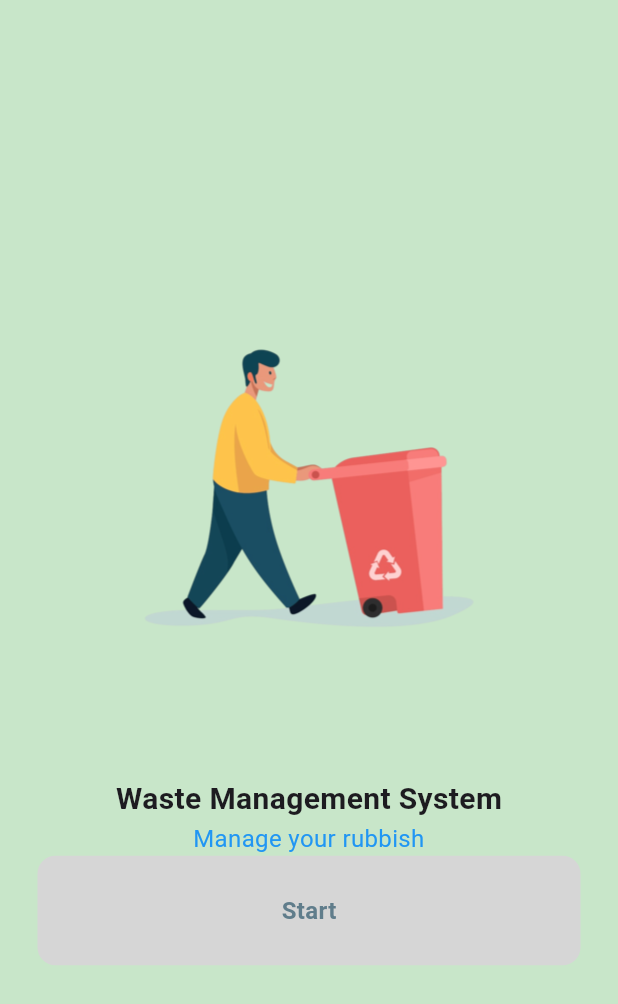
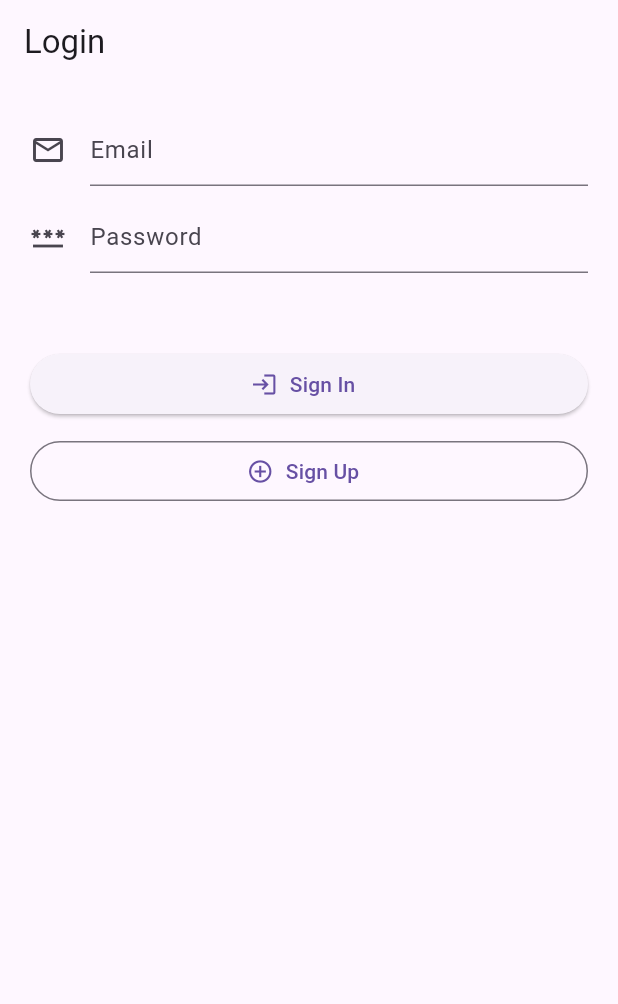
Before and after one commit to Vidi-M/IOT-Waste-Management, a Flutter app: the screen it shows after launch, on a phone screen of 412 x 824 dp. Shown: the top 1004 px of the screen. Run offline on Flutter 3.47's test engine with Material 3 defaults, Android fonts, the phone set to English and light mode, and no system bars; our stand-ins replace carousel_slider, firebase_auth, firebase_core, firebase_database, geocoding, geolocator and 4 more; missing offline and left inert: dart:ffi, firebase_app_check; accounts and stored records are empty.

Commit message:
login page stuff

```diff
--- a/iot_app/iot_app/lib/main.dart
+++ b/iot_app/iot_app/lib/main.dart
@@ -1,13 +1,22 @@
+import 'package:firebase_app_check/firebase_app_check.dart';
 import 'package:firebase_core/firebase_core.dart';
 import 'package:flutter/material.dart';
 import 'package:iot_app/firebase_options.dart';
+import 'package:iot_app/pages/login.dart';
 import 'pages/intro_page.dart';
+import 'package:firebase_auth/firebase_auth.dart';
 
 void main() async {
   WidgetsFlutterBinding.ensureInitialized();
   await Firebase.initializeApp(
     options: DefaultFirebaseOptions.currentPlatform,
     );
+
+  FirebaseAppCheck firebaseAppCheck = FirebaseAppCheck.instance;
+  firebaseAppCheck.activate(
+    androidProvider: AndroidProvider.debug,
+  );
+  firebaseAppCheck.getToken().then((value) => print("APP CHECK: $value"));
   runApp(const MyApp());
 }
 
@@ -16,9 +25,13 @@ class MyApp extends StatelessWidget {
 
   @override
   Widget build(BuildContext context) {
-    return const MaterialApp(
+    FirebaseAuth auth = FirebaseAuth.instance;
+
+    return MaterialApp(
       debugShowCheckedModeBanner: false,
-      home: IntroPage(),
+      home: auth.currentUser == null
+          ? const LoginPage()
+          : const IntroPage(),
     );
   }
 }
--- /dev/null
+++ b/iot_app/iot_app/lib/pages/login.dart
@@ -0,0 +1,130 @@
+import "package:flutter/material.dart";
+import 'package:firebase_auth/firebase_auth.dart';
+import 'package:iot_app/pages/intro_page.dart';
+
+class LoginPage extends StatefulWidget {
+  const LoginPage({super.key});
+
+  @override
+  State<LoginPage> createState() => _LoginPageState();
+}
+
+class _LoginPageState extends State<LoginPage> {
+  FirebaseAuth auth = FirebaseAuth.instance;
+
+  final TextEditingController _emailController = TextEditingController();
+  final TextEditingController _passwordController = TextEditingController();
+
+  final _formKey = GlobalKey<FormState>();
+
+  void signIn() {
+    if (_formKey.currentState!.validate()) {
+      auth
+          .signInWithEmailAndPassword(
+              email: _emailController.text, password: _passwordController.text)
+          .whenComplete(
+            () => ScaffoldMessenger.of(context)
+                .showSnackBar(
+                  const SnackBar(
+                    content: Text("Logged In Successfully"),
+                  ),
+                )
+                .closed
+                .whenComplete(
+                  () => Navigator.pushReplacement(
+                    context,
+                    MaterialPageRoute(
+                      builder: (context) => const IntroPage(),
+                    ),
+                  ),
+                ),
+          );
+    }
+  }
+  void signUp() {
+    if (_formKey.currentState!.validate()) {
+      auth
+          .createUserWithEmailAndPassword(
+              email: _emailController.text, password: _passwordController.text)
+          .whenComplete(
+            () => ScaffoldMessenger.of(context)
+                .showSnackBar(
+                  const SnackBar(
+                    content: Text("Successfully Signed Up"),
+                  ),
+                )
+                .closed
+                .whenComplete(
+                  () => Navigator.pushReplacement(
+                    context,
+                    MaterialPageRoute(
+                      builder: (context) => const IntroPage(),
+                    ),
+                  ),
+                ),
+          );
+    }
+  }
+
+  @override
+  Widget build(BuildContext context) {
+    return Scaffold(
+      appBar: AppBar(
+        title: const Text("Login"),
+      ),
+      body: Form(
+        key: _formKey,
+        child: Container(
+          padding: const EdgeInsets.all(20),
+          child: Column(
+            crossAxisAlignment: CrossAxisAlignment.stretch,
+            mainAxisAlignment: MainAxisAlignment.start,
+            children: [
+              TextFormField(
+                controller: _emailController,
+                decoration: const InputDecoration(
+                  hintText: "Email",
+                  icon: Icon(Icons.email_outlined),
+                ),
+              ),
+              const SizedBox(
+                height: 10,
+              ),
+              TextField(
+                controller: _passwordController,
+                decoration: const InputDecoration(
+                  hintText: "Password",
+                  icon: Icon(Icons.password_outlined),
+                ),
+              ),
+              const SizedBox(
+                height: 50,
+              ),
+              ElevatedButton.icon(
+                onPressed: () {Navigator.pushReplacement(
+                                context,
+                                MaterialPageRoute(
+                                  builder: (context) => const IntroPage(),
+                                  ),
+                              );
+                              },
+                label: const Text(
+                  "Sign In",
+                ),
+                icon: const Icon(Icons.login_outlined),
+              ),
+              const SizedBox(
+                height: 10,
+              ),
+              OutlinedButton.icon(
+                onPressed: () {},
+                icon: const Icon(Icons.add_circle_outline_outlined),
+                label: const Text("Sign Up"),
+              ),
+            ],
+          ),
+        ),
+      ),
+    );
+  }
+}
--- a/iot_app/iot_app/pubspec.yaml
+++ b/iot_app/iot_app/pubspec.yaml
@@ -43,6 +43,8 @@ dependencies:
   get: ^4.6.6
   firebase_database: ^10.4.5
   firebase_core: ^2.25.4
+  firebase_auth: ^4.17.4
+  firebase_app_check: ^0.2.1+13
 
 
 dev_dependencies:
```
Also changed, not shown: iot_app/iot_app/pubspec.lock, 3 other files.
